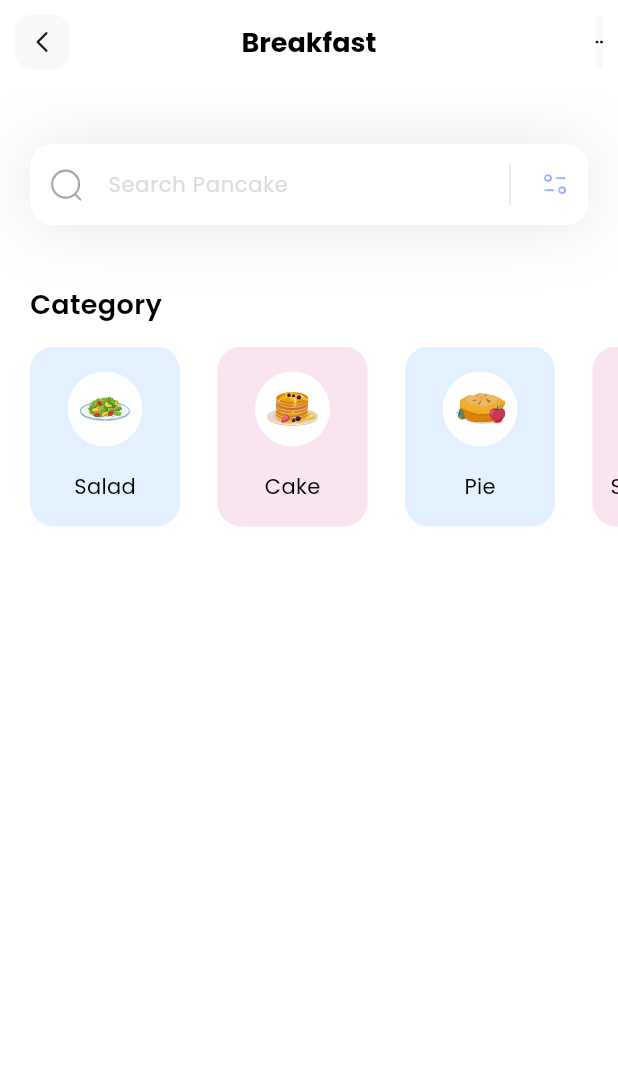
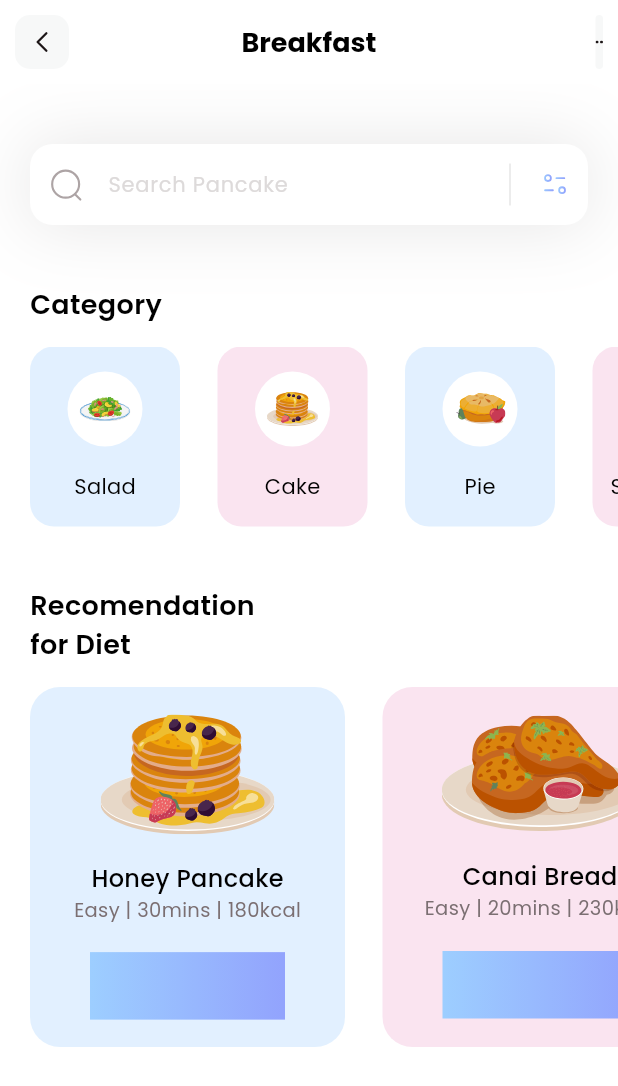
Before and after one commit to phconzatti/PrimeiroFlutter, a Flutter app: the screen it shows after launch, on a phone screen of 412 x 824 dp. Shown: the top 1086 px of the screen. Run offline on Flutter 3.47's test engine with Material 3 defaults, Android fonts, the phone set to English and light mode, and no system bars; our stand-ins replace flutter_svg.

Commit message:
Recomendação

```diff
--- /dev/null
+++ b/lib/models/diet_model.dart
@@ -0,0 +1,51 @@
+import 'package:flutter/material.dart';
+
+class DietModel {
+  String name;
+  String iconPath;
+  String level;
+  String duration;
+  String calorie;
+  Color boxColor;
+  bool viewIsSelected;
+
+  DietModel({
+    required this.name,
+    required this.iconPath,
+    required this.level,
+    required this.duration,
+    required this.calorie,
+    required this.boxColor,
+    required this.viewIsSelected,
+  });
+
+  static List<DietModel> getDiets() {
+    List<DietModel> diets = [];
+
+    diets.add(
+      DietModel(
+        name: 'Honey Pancake',
+        iconPath: 'assets/icons/honey-pancakes.svg',
+        level: 'Easy',
+        duration: '30mins',
+        calorie: '180kcal',
+        viewIsSelected: true,
+        boxColor: Color(0xff9DCEFF)
+      ),
+    );
+
+    diets.add(
+      DietModel(
+        name: 'Canai Bread',
+        iconPath: 'assets/icons/canai-bread.svg',
+        level: 'Easy',
+        duration: '20mins',
+        calorie: '230kcal',
+        viewIsSelected: false,
+        boxColor: Color(0xffEEA4CE)
+      ),
+    );
+
+    return diets;
+  }
+}
--- a/lib/pages/home.dart
+++ b/lib/pages/home.dart
@@ -1,6 +1,7 @@
 import 'package:flutter/material.dart';
 import 'package:flutter_svg/flutter_svg.dart';
 import 'package:teste/models/category_model.dart';
+import 'package:teste/models/diet_model.dart';
 
 class HomePage extends StatefulWidget {
   HomePage({super.key});
@@ -11,19 +12,16 @@ class HomePage extends StatefulWidget {
 
 class _HomePageState extends State<HomePage> {
   List<CategoryModel> categories = [];
+  List<DietModel> diets = [];
 
-  void _getCategories() {
+  void _getInitialInfo() {
     categories = CategoryModel.getCategories();
-  }
-
-  @override
-  void iniState() {
-    _getCategories();
+    diets = DietModel.getDiets();
   }
 
   @override
   Widget build(BuildContext context) {
-    _getCategories();
+    _getInitialInfo();
     return Scaffold(
       appBar: appBar(),
       backgroundColor: Colors.white,
@@ -33,6 +31,82 @@ class _HomePageState extends State<HomePage> {
           _searchField(),
           SizedBox(height: 40),
           _categoriesSection(),
+          SizedBox(height: 40),
+          Column(
+            crossAxisAlignment: CrossAxisAlignment.start,
+            children: [
+              Padding(
+                padding: const EdgeInsets.only(left: 20),
+                child: Text(
+                  'Recomendation\nfor Diet',
+                  style: TextStyle(
+                    color: Colors.black,
+                    fontSize: 18,
+                    fontWeight: FontWeight.w600,
+                  ),
+                ),
+              ),
+              SizedBox(height: 15),
+              Container(
+                height: 240,
+                child: ListView.separated(
+                  itemBuilder: (context, index) {
+                    return Container(
+                      width: 210,
+                      decoration: BoxDecoration(
+                        color: diets[index].boxColor.withValues(alpha: 0.3),
+                        borderRadius: BorderRadius.circular(20),
+                      ),
+                      child: Column(
+                        mainAxisAlignment: MainAxisAlignment.spaceEvenly,
+                        children: [
+                          SvgPicture.asset(diets[index].iconPath),
+                          Column(
+                            children: [
+                              Text(
+                                diets[index].name,
+                                style: TextStyle(
+                                  fontWeight: FontWeight.w500,
+                                  color: Colors.black,
+                                  fontSize: 16,
+                                ),
+                              ),
+                              Text(
+                                diets[index].level +
+                                    ' | ' +
+                                    diets[index].duration +
+                                    ' | ' +
+                                    diets[index].calorie,
+                                style: TextStyle(
+                                  color: Color(0xff7B6F72),
+                                  fontSize: 13,
+                                  fontWeight: FontWeight.w400,
+                                ),
+                              ),
+                            ],
+                          ),
+
+                          Container(
+                            height: 45,
+                            width: 130,
+                            decoration: BoxDecoration(
+                              gradient: LinearGradient(
+                                colors: [Color(0xff9DCEFF), Color(0xff92A3FD)],
+                              ),
+                            ),
+                          ),
+                        ],
+                      ),
+                    );
+                  },
+                  separatorBuilder: (context, index) => SizedBox(width: 25),
+                  itemCount: diets.length,
+                  scrollDirection: Axis.horizontal,
+                  padding: EdgeInsets.only(left: 20, right: 20),
+                ),
+              ),
+            ],
+          ),
         ],
       ),
     );
@@ -59,17 +133,14 @@ class _HomePageState extends State<HomePage> {
           child: ListView.separated(
             itemCount: categories.length,
             scrollDirection: Axis.horizontal,
-                padding: EdgeInsets.only(
-                  left: 20,
-                  right: 20
-                ),
-                separatorBuilder: (context, index) => SizedBox(width: 25,),
+            padding: EdgeInsets.only(left: 20, right: 20),
+            separatorBuilder: (context, index) => SizedBox(width: 25),
             itemBuilder: (context, index) {
               return Container(
                 width: 100,
                 decoration: BoxDecoration(
                   color: categories[index].boxColor.withValues(alpha: 0.3),
-                      borderRadius: BorderRadius.circular(16)
+                  borderRadius: BorderRadius.circular(16),
                 ),
                 child: Column(
                   mainAxisAlignment: MainAxisAlignment.spaceEvenly,
@@ -79,7 +150,7 @@ class _HomePageState extends State<HomePage> {
                       height: 50,
                       decoration: BoxDecoration(
                         color: Colors.white,
-                            shape: BoxShape.circle
+                        shape: BoxShape.circle,
                       ),
                       child: Padding(
                         padding: const EdgeInsets.all(8.0),
@@ -93,7 +164,7 @@ class _HomePageState extends State<HomePage> {
                         color: Colors.black,
                         fontSize: 14,
                       ),
-                        )
+                    ),
                   ],
                 ),
               );
```
Lines whose indentation alone changed are shown as unchanged.
